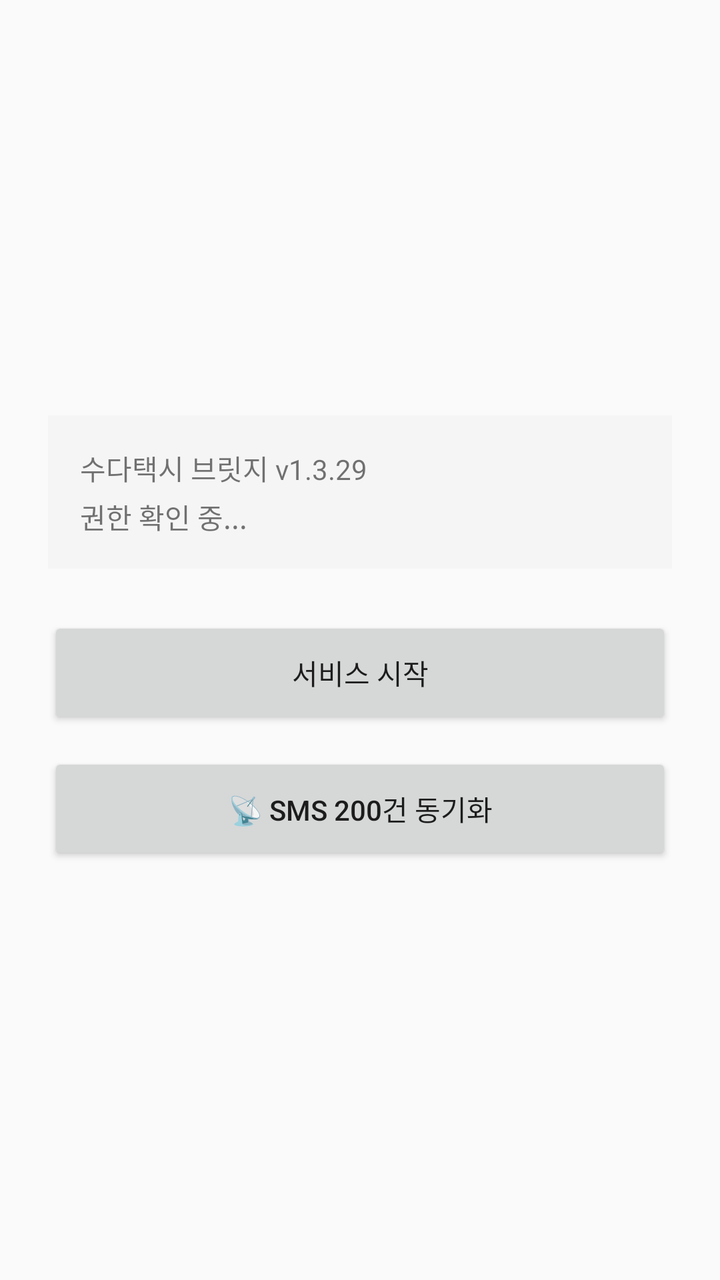
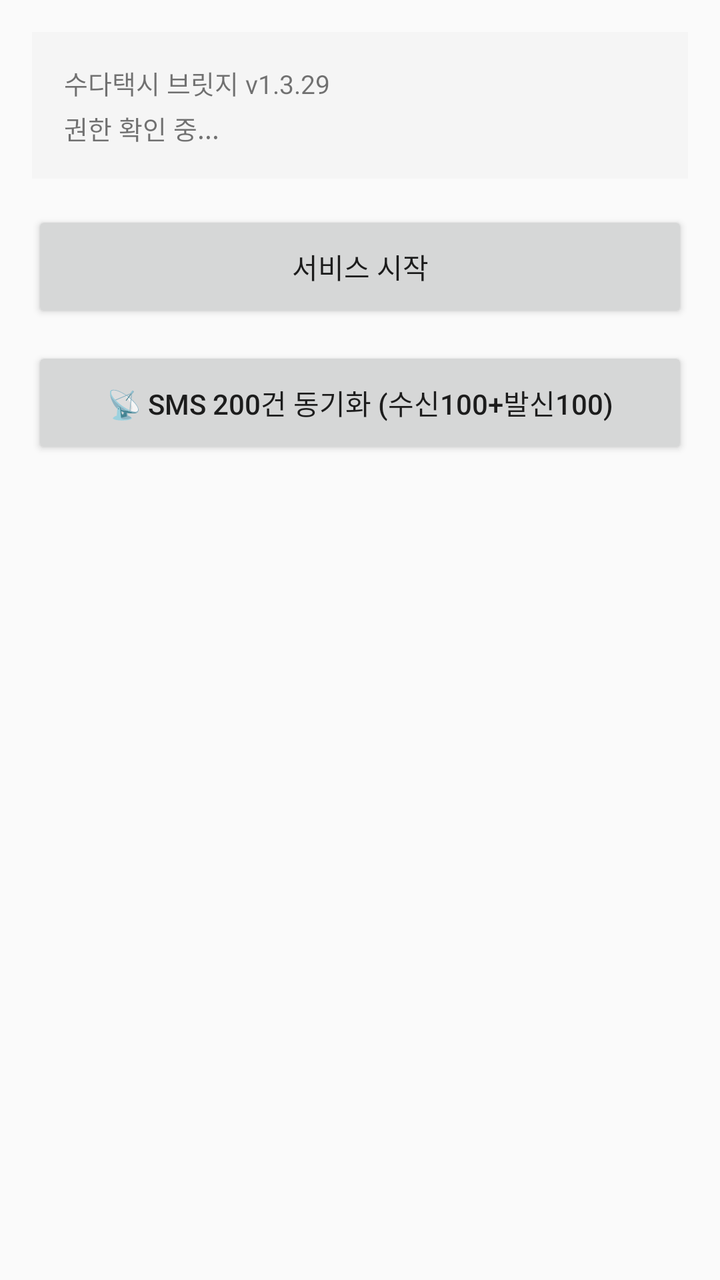

Screens rendered from an Android XML layout before and after an edit, with the pre-edit source and the edit as a unified diff.
<!-- AndroidManifest.xml: application theme android:Theme.Material.Light.NoActionBar -->
<!-- res/layout/activity_main.xml -->
<?xml version="1.0" encoding="utf-8"?>
<LinearLayout xmlns:android="http://schemas.android.com/apk/res/android"
    android:layout_width="match_parent"
    android:layout_height="match_parent"
    android:orientation="vertical"
    android:padding="24dp"
    android:gravity="center">

    <TextView
        android:id="@+id/statusText"
        android:layout_width="match_parent"
        android:layout_height="wrap_content"
        android:text="수다택시 브릿지 v1.3.29\n권한 확인 중..."
        android:textSize="14sp"
        android:lineSpacingExtra="4dp"
        android:padding="16dp"
        android:background="#F5F5F5"
        android:layout_marginBottom="24dp" />

    <Button
        android:id="@+id/btnStartService"
        android:layout_width="match_parent"
        android:layout_height="56dp"
        android:text="서비스 시작"
        android:layout_marginBottom="12dp" />

    <Button
        android:id="@+id/btnSyncSms"
        android:layout_width="match_parent"
        android:layout_height="56dp"
        android:text="📡 SMS 200건 동기화" />

</LinearLayout>
<!-- resources referenced by this layout -->
<resources>

</resources>

<!-- the commit's change to res/layout/activity_main.xml (unified diff, before → after) -->
@@ -1,33 +1,20 @@
 <?xml version="1.0" encoding="utf-8"?>
 <LinearLayout xmlns:android="http://schemas.android.com/apk/res/android"
-    android:layout_width="match_parent"
-    android:layout_height="match_parent"
-    android:orientation="vertical"
-    android:padding="24dp"
-    android:gravity="center">
+    android:layout_width="match_parent" android:layout_height="match_parent"
+    android:orientation="vertical" android:padding="16dp">
 
-    <TextView
-        android:id="@+id/statusText"
-        android:layout_width="match_parent"
-        android:layout_height="wrap_content"
-        android:text="수다택시 브릿지 v1.3.29\n권한 확인 중..."
-        android:textSize="14sp"
-        android:lineSpacingExtra="4dp"
-        android:padding="16dp"
-        android:background="#F5F5F5"
-        android:layout_marginBottom="24dp" />
+    <TextView android:id="@+id/statusText"
+        android:layout_width="match_parent" android:layout_height="wrap_content"
+        android:text="수다택시 브릿지 v1.3.29&#10;권한 확인 중..."
+        android:textSize="13sp" android:lineSpacingExtra="4dp"
+        android:padding="16dp" android:background="#F5F5F5"
+        android:layout_marginBottom="16dp" />
 
-    <Button
-        android:id="@+id/btnStartService"
-        android:layout_width="match_parent"
-        android:layout_height="56dp"
-        android:text="서비스 시작"
-        android:layout_marginBottom="12dp" />
+    <Button android:id="@+id/btnStartService"
+        android:layout_width="match_parent" android:layout_height="56dp"
+        android:text="서비스 시작" android:layout_marginBottom="12dp" />
 
-    <Button
-        android:id="@+id/btnSyncSms"
-        android:layout_width="match_parent"
-        android:layout_height="56dp"
-        android:text="📡 SMS 200건 동기화" />
-
+    <Button android:id="@+id/btnSyncSms"
+        android:layout_width="match_parent" android:layout_height="56dp"
+        android:text="📡 SMS 200건 동기화 (수신100+발신100)" />
 </LinearLayout>
